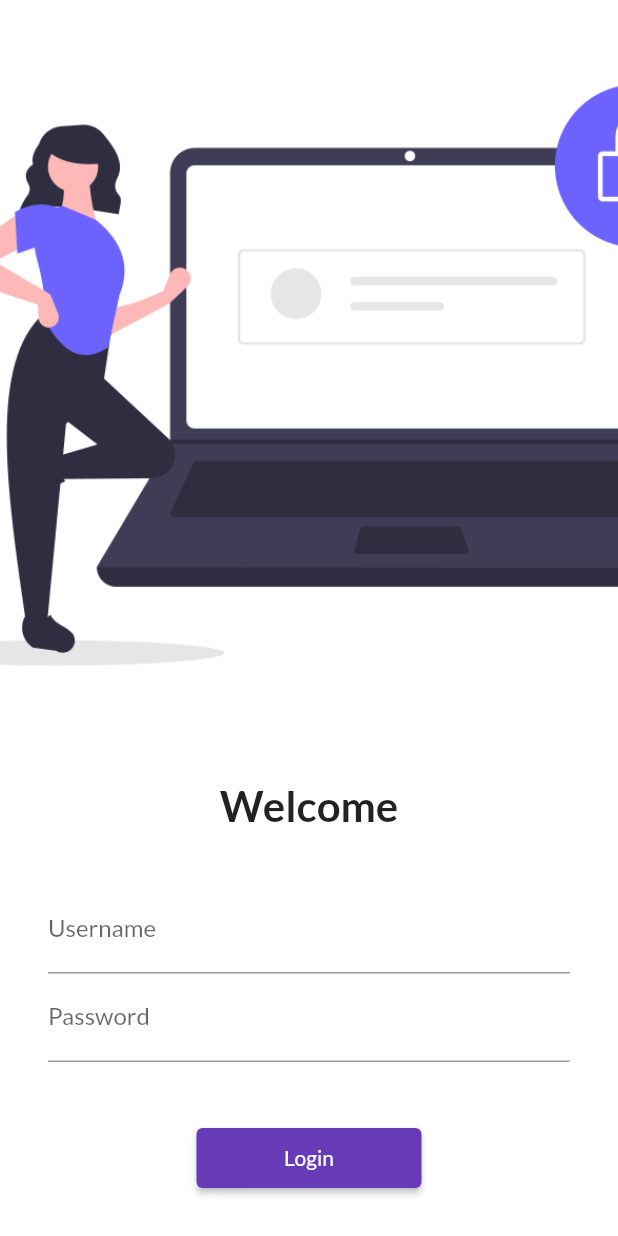
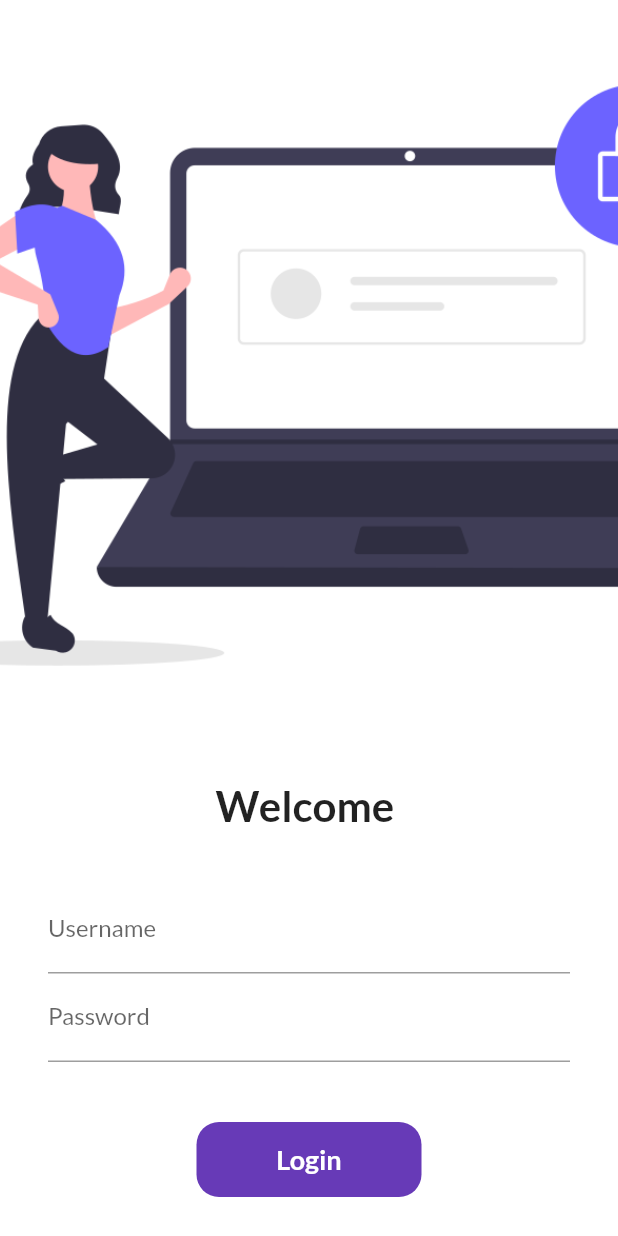
Before and after one commit to tknishh/Flutter_30Days, a Flutter app: the screen it shows after launch, on a phone screen of 412 x 824 dp. Run offline on Flutter 3.47's test engine with Material 2 defaults, Android fonts, the phone set to English and light mode, and no system bars; our stand-ins replace google_fonts.

Commit message:
Day6 complete

```diff
--- a/lib/pages/login_page.dart
+++ b/lib/pages/login_page.dart
@@ -1,8 +1,16 @@
 import 'package:flutter/material.dart';
 import 'package:spogger/utils/routes.dart';
 
-class LoginPage extends StatelessWidget {
+class LoginPage extends StatefulWidget {
   const LoginPage({Key? key}) : super(key: key);
+
+  @override
+  State<LoginPage> createState() => _LoginPageState();
+}
+
+class _LoginPageState extends State<LoginPage> {
+  String name = "";
+  bool changeButton = false;
 
   @override
   Widget build(BuildContext context) {
@@ -20,7 +28,7 @@
               height: 20.0,
             ),
             Text(
-              "Welcome",
+              "Welcome $name",
               style: TextStyle(
                 fontSize: 28,
                 fontWeight: FontWeight.bold,
@@ -38,6 +46,10 @@
                       hintText: "Enter Username",
                       labelText: "Username",
                     ),
+                    onChanged: (value) {
+                      name = value;
+                      setState(() {});
+                    },
                   ),
                   TextFormField(
                     obscureText: true,
@@ -49,13 +61,44 @@
                   SizedBox(
                     height: 40.0,
                   ),
-                  ElevatedButton(
-                    child: Text("Login"),
-                    style: TextButton.styleFrom(minimumSize: Size(150, 40)),
-                    onPressed: () {
-                      Navigator.pushNamed(context, MyRoutes.homeRoute);
-                    },
-                  ),
+                  InkWell(
+                      onTap: () async {
+                        setState(() {
+                          changeButton = true;
+                        });
+                        await Future.delayed(Duration(seconds: 1));
+                        Navigator.pushNamed(context, MyRoutes.homeRoute);
+                      },
+                      child: AnimatedContainer(
+                        duration: Duration(seconds: 1),
+                        width: changeButton ? 80 : 150,
+                        height: 50,
+                        alignment: Alignment.center,
+                        child: changeButton
+                            ? Icon(Icons.done, color: Colors.white)
+                            : Text(
+                                "Login",
+                                style: TextStyle(
+                                    color: Colors.white,
+                                    fontWeight: FontWeight.bold,
+                                    fontSize: 18),
+                              ),
+                        decoration: BoxDecoration(
+                          color: Colors.deepPurple,
+                          // shape: changeButton
+                          //     ? BoxShape.circle
+                          //     : BoxShape.rectangle,
+                          borderRadius:
+                              BorderRadius.circular(changeButton ? 50 : 15),
+                        ),
+                      ))
+                  // ElevatedButton(
+                  //   child: const Text("Login"),
+                  //   style: TextButton.styleFrom(minimumSize: const Size(150, 40)),
+                  //   onPressed: () {
+                  //     Navigator.pushNamed(context, MyRoutes.homeRoute);
+                  //   },
+                  // ),
                 ],
               ),
             ),
```
